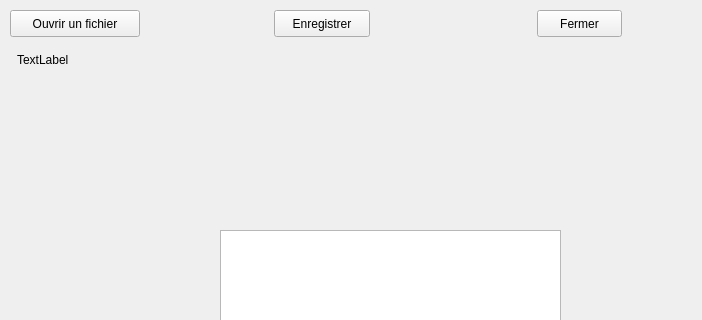
First picture: the form in edytor.ui, repository krockfr/gcode_edi, before the edit; both pictures show x 0 to 702 and y 0 to 320 of the 800 by 646 pixel window.
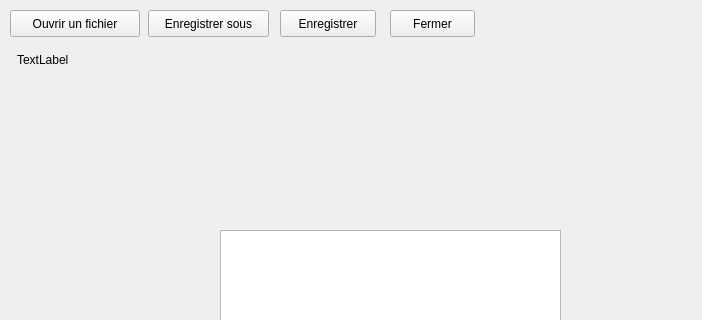
Second picture: the form after the edit.

Commit message: possibilité d'enregistrer sous - ajout de maj_ui

```diff
--- a/edytor.ui
+++ b/edytor.ui
@@ -43,7 +43,7 @@
    <widget class="QPushButton" name="boutton_enregistrer">
     <property name="geometry">
      <rect>
-      <x>274</x>
+      <x>280</x>
       <y>10</y>
       <width>96</width>
       <height>27</height>
@@ -56,7 +56,7 @@
    <widget class="QPushButton" name="boutton_fermer">
     <property name="geometry">
      <rect>
-      <x>537</x>
+      <x>390</x>
       <y>10</y>
       <width>85</width>
       <height>27</height>
@@ -76,6 +76,19 @@
      </rect>
     </property>
    </widget>
+   <widget class="QPushButton" name="boutton_enregistrer_sous">
+    <property name="geometry">
+     <rect>
+      <x>148</x>
+      <y>10</y>
+      <width>121</width>
+      <height>27</height>
+     </rect>
+    </property>
+    <property name="text">
+     <string>Enregistrer sous</string>
+    </property>
+   </widget>
   </widget>
   <widget class="QMenuBar" name="menubar">
    <property name="geometry">
```
The commit also changes 10 other files.
